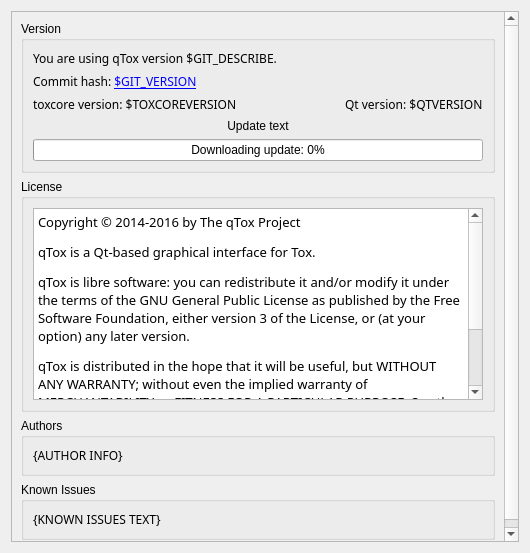
Before: the Qt Designer form src/widget/form/settings/aboutsettings.ui in qTox/qTox, drawn with Qt 5.
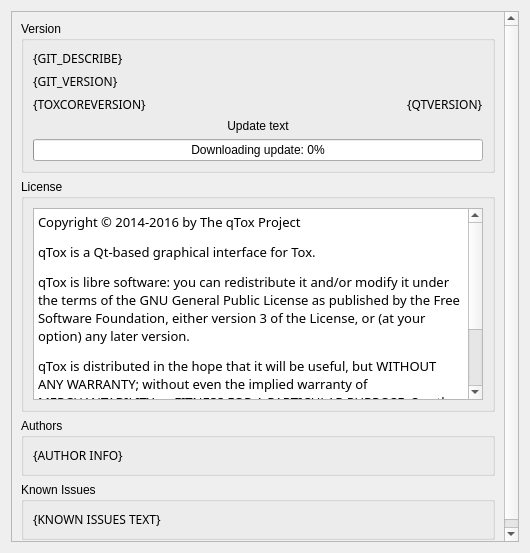
After: the same form once the commit is applied. Custom widgets are drawn as their Qt base class.

Commit message: refactor(about): Removed HTML tags from translation

What changed in the file:
```diff
--- a/src/widget/form/settings/aboutsettings.ui
+++ b/src/widget/form/settings/aboutsettings.ui
@@ -30,8 +30,8 @@
        <rect>
         <x>0</x>
         <y>0</y>
-        <width>514</width>
-        <height>537</height>
+        <width>496</width>
+        <height>554</height>
        </rect>
       </property>
       <layout class="QVBoxLayout" name="verticalLayout_2" stretch="0,1,0,0">
@@ -70,7 +70,7 @@
              <bool>true</bool>
             </property>
             <property name="text">
-             <string>toxcore version: $TOXCOREVERSION</string>
+             <string notr="true">{TOXCOREVERSION}</string>
             </property>
             <property name="textInteractionFlags">
              <set>Qt::LinksAccessibleByMouse|Qt::TextSelectableByMouse</set>
@@ -85,7 +85,7 @@
              </font>
             </property>
             <property name="text">
-             <string>Qt version: $QTVERSION</string>
+             <string notr="true">{QTVERSION}</string>
             </property>
             <property name="textInteractionFlags">
              <set>Qt::LinksAccessibleByMouse|Qt::TextSelectableByMouse</set>
@@ -109,7 +109,7 @@
              <bool>true</bool>
             </property>
             <property name="text">
-             <string>Commit hash: &lt;a href=&quot;https://github.com/qTox/qTox/commit/$GIT_VERSION&quot;&gt;$GIT_VERSION&lt;/a&gt;</string>
+             <string notr="true">{GIT_VERSION}</string>
             </property>
             <property name="openExternalLinks">
              <bool>true</bool>
@@ -136,7 +136,7 @@
              <enum>QFrame::NoFrame</enum>
             </property>
             <property name="text">
-             <string>You are using qTox version $GIT_DESCRIBE.</string>
+             <string notr="true">{GIT_DESCRIBE}</string>
             </property>
             <property name="indent">
              <number>-1</number>
```
Left out of the diff: 2 changed lines with no effect on the pictures. The commit also changes 1 other file.
